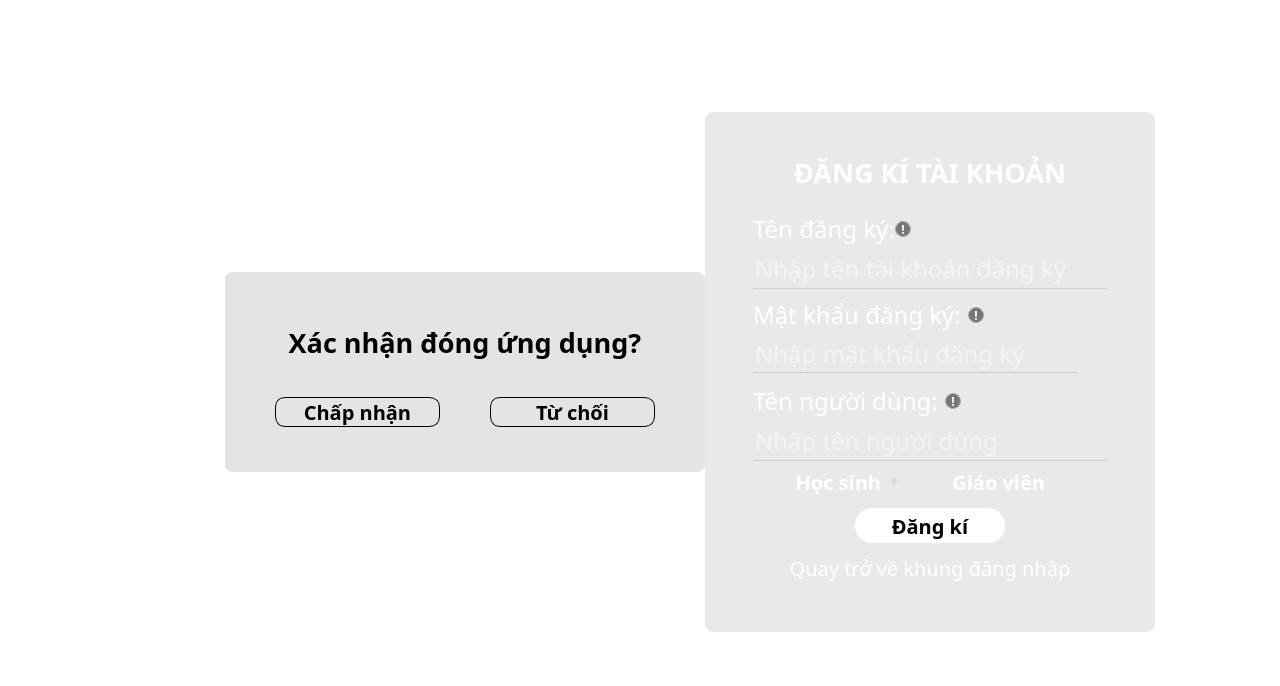
First picture: the form in UI_Files/Login_gui.ui, repository hoangm960/Astraea, before the edit.
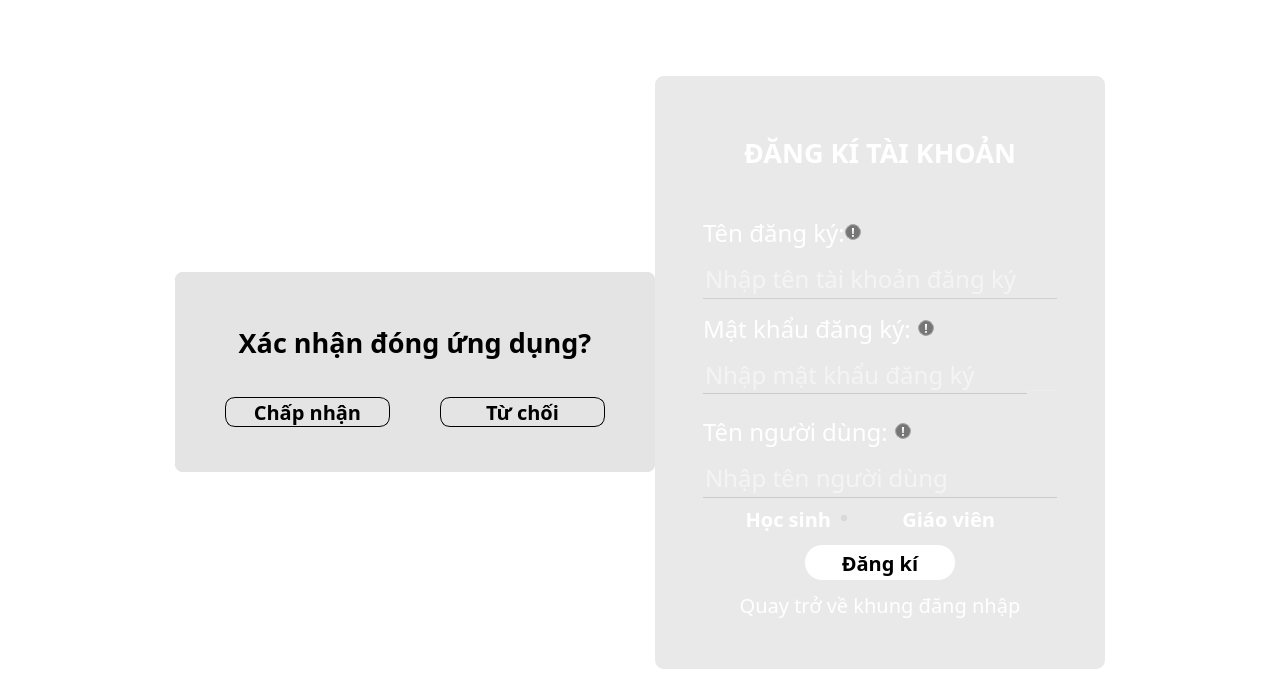
Second picture: the form after the edit. The open tabs and pages were chosen to show the change. Icons and pictures are not drawn.

```diff
--- a/UI_Files/Login_gui.ui
+++ b/UI_Files/Login_gui.ui
@@ -347,43 +347,33 @@
           <property name="spacing">
            <number>0</number>
           </property>
-          <item row="0" column="0">
-           <widget class="QFrame" name="HorizontalSpacer_R">
-            <property name="frameShape">
-             <enum>QFrame::StyledPanel</enum>
-            </property>
-            <property name="frameShadow">
-             <enum>QFrame::Raised</enum>
-            </property>
-           </widget>
-          </item>
-          <item row="0" column="3">
-           <widget class="QFrame" name="HorizontalSpacer_L">
-            <property name="frameShape">
-             <enum>QFrame::StyledPanel</enum>
-            </property>
-            <property name="frameShadow">
-             <enum>QFrame::Raised</enum>
-            </property>
-           </widget>
-          </item>
-          <item row="0" column="4">
-           <widget class="QFrame" name="HorizontalFrame">
-            <property name="maximumSize">
-             <size>
-              <width>100</width>
-              <height>16777215</height>
-             </size>
-            </property>
-            <property name="frameShape">
-             <enum>QFrame::StyledPanel</enum>
-            </property>
-            <property name="frameShadow">
-             <enum>QFrame::Raised</enum>
-            </property>
-           </widget>
-          </item>
           <item row="0" column="2">
+           <spacer name="verticalSpacer_7">
+            <property name="orientation">
+             <enum>Qt::Vertical</enum>
+            </property>
+            <property name="sizeHint" stdset="0">
+             <size>
+              <width>20</width>
+              <height>40</height>
+             </size>
+            </property>
+           </spacer>
+          </item>
+          <item row="2" column="2">
+           <spacer name="verticalSpacer_8">
+            <property name="orientation">
+             <enum>Qt::Vertical</enum>
+            </property>
+            <property name="sizeHint" stdset="0">
+             <size>
+              <width>20</width>
+              <height>40</height>
+             </size>
+            </property>
+           </spacer>
+          </item>
+          <item row="1" column="2">
            <widget class="QFrame" name="OkCancelFrame">
             <property name="minimumSize">
              <size>
@@ -393,7 +383,7 @@
             </property>
             <property name="maximumSize">
              <size>
-              <width>480</width>
+              <width>16777215</width>
               <height>200</height>
              </size>
             </property>
@@ -427,6 +417,12 @@
              </property>
              <item>
               <widget class="QFrame" name="frame_11">
+               <property name="maximumSize">
+                <size>
+                 <width>16777215</width>
+                 <height>16777215</height>
+                </size>
+               </property>
                <property name="frameShape">
                 <enum>QFrame::StyledPanel</enum>
                </property>
@@ -581,7 +577,7 @@
             </layout>
            </widget>
           </item>
-          <item row="0" column="1">
+          <item row="1" column="1" alignment="Qt::AlignLeft">
            <widget class="QFrame" name="frame_4">
             <property name="minimumSize">
              <size>
@@ -591,8 +587,8 @@
             </property>
             <property name="maximumSize">
              <size>
-              <width>450</width>
-              <height>520</height>
+              <width>16777215</width>
+              <height>16777215</height>
              </size>
             </property>
             <property name="styleSheet">
@@ -628,8 +624,8 @@
                </property>
                <property name="maximumSize">
                 <size>
-                 <width>450</width>
-                 <height>520</height>
+                 <width>16777215</width>
+                 <height>16777215</height>
                 </size>
                </property>
                <property name="styleSheet">
@@ -1403,7 +1399,7 @@
                 <property name="maximumSize">
                  <size>
                   <width>16777215</width>
-                  <height>520</height>
+                  <height>16777215</height>
                  </size>
                 </property>
                 <property name="styleSheet">
@@ -2556,6 +2552,26 @@
             </layout>
            </widget>
           </item>
+          <item row="1" column="0">
+           <widget class="QFrame" name="HorizontalSpacer_R">
+            <property name="frameShape">
+             <enum>QFrame::StyledPanel</enum>
+            </property>
+            <property name="frameShadow">
+             <enum>QFrame::Raised</enum>
+            </property>
+           </widget>
+          </item>
+          <item row="1" column="3">
+           <widget class="QFrame" name="HorizontalSpacer_L">
+            <property name="frameShape">
+             <enum>QFrame::StyledPanel</enum>
+            </property>
+            <property name="frameShadow">
+             <enum>QFrame::Raised</enum>
+            </property>
+           </widget>
+          </item>
          </layout>
         </widget>
        </item>
```
Left out of the diff: 226 changed lines with no effect on the pictures.
